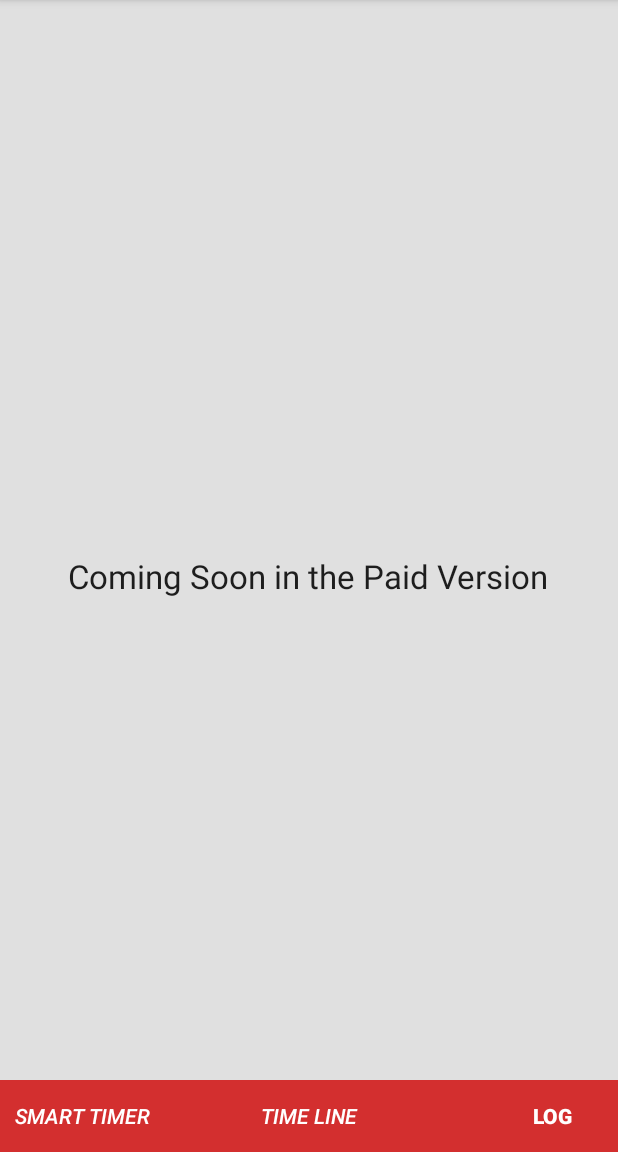
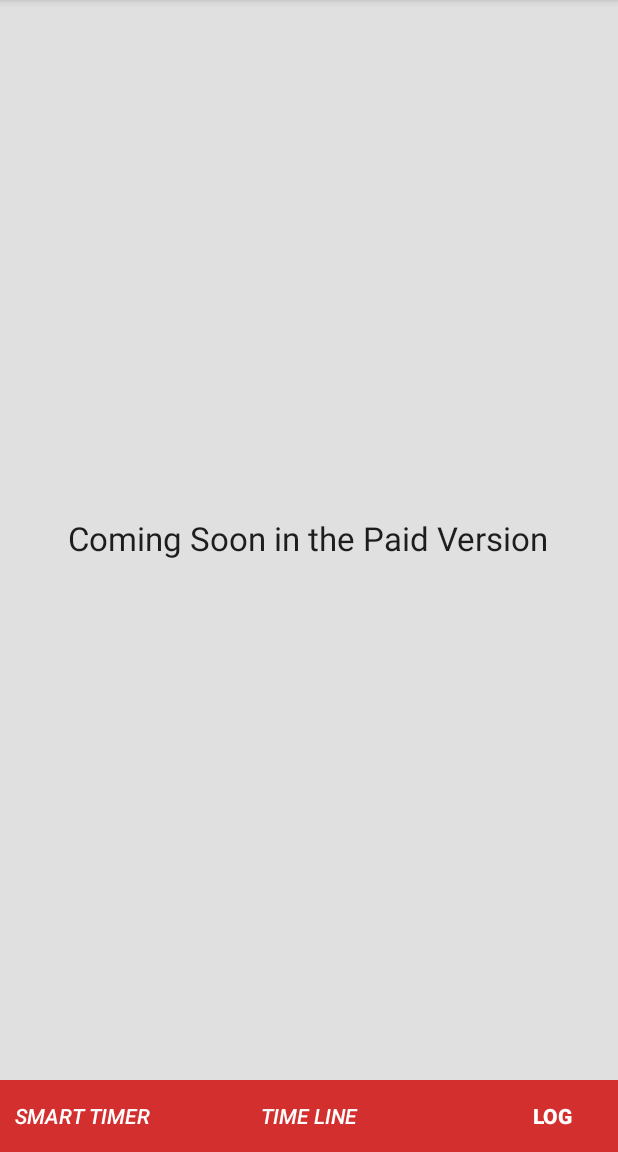
Before and after one commit to soulroyale/Bbq2016Ap, an Android app: the screen it shows after launch (v1_bbq_buddy), after a tap on "LOG", on a phone screen of 412 x 824 dp, the part 84-1236 px from its top. Run offline under Robolectric (Android 15) with nearby library versions, the phone set to English and light mode, and no system bars; our stand-ins replace AdMob; 2 statements that could not run were skipped.

Commit message:
- Add padding to free version to fix ads getting in the way

```diff
--- a/mobile/src/main/AndroidManifest.xml
+++ b/mobile/src/main/AndroidManifest.xml
@@ -15,6 +15,7 @@
         <meta-data
             android:name="com.google.android.gms.version"
             android:value="@integer/google_play_services_version" />
+
         <activity
             android:name=".v1_bbq_buddy"
             android:label="BBQ Buddy"
@@ -22,22 +23,23 @@
             android:theme="@style/AppTheme.NoActionBar">
             <intent-filter>
                 <action android:name="android.intent.action.MAIN" />
+
                 <category android:name="android.intent.category.LAUNCHER" />
-        </intent-filter>
+            </intent-filter>
         </activity>
-
         <activity android:name=".About" />
         <activity android:name="com.google.android.gms.ads.AdActivity" />
         <activity android:name=".SmartTimer_TimeLine_Add" />
         <activity
             android:name=".SmartTimer_TimeLine_Builder"
             android:label="Time Line Builder"
-            android:parentActivityName="com.jalee.bbqbuddy.v1_bbq_buddy"
+            android:parentActivityName=".v1_bbq_buddy"
             android:theme="@style/AppTheme.NoActionBar">
             <meta-data
                 android:name="android.support.PARENT_ACTIVITY"
                 android:value="com.jalee.bbqbuddy.v1_bbq_buddy" />
         </activity>
+
         <service android:name=".SmartTimer_Service" />
 
         <activity
@@ -50,4 +52,5 @@
                 android:value="com.jalee.bbqbuddy.v1_bbq_buddy" />
         </activity>
     </application>
+
 </manifest>
--- a/mobile/src/main/java/com/jalee/bbqbuddy/v1_bbq_buddy.java
+++ b/mobile/src/main/java/com/jalee/bbqbuddy/v1_bbq_buddy.java
@@ -12,6 +12,7 @@ import android.support.v4.app.FragmentManager;
 import android.support.v4.app.FragmentPagerAdapter;
 import android.support.v4.view.ViewPager;
 import android.support.v7.app.AlertDialog;
+import android.text.Layout;
 import android.util.Log;
 import android.view.View;
 import android.support.design.widget.NavigationView;
@@ -63,8 +64,19 @@ public class v1_bbq_buddy extends AppCompatActivity
         startService(startIntent);
         Log.i("info", "post start service");
 
+
+
         if(Constants.type == Constants.Type.FREE) {
 
+            //set padding of content view to allow for ad
+            //padding in dp
+            int padding_in_dp = 95;
+            //convert to px
+            final float scale = getResources().getDisplayMetrics().density;
+            int padding_in_px = (int) (padding_in_dp * scale + 0.5f);
+            View content = findViewById(R.id.v1_content);
+            //set padding
+            content.setPadding(0,0,0,padding_in_px);
 
             AdView adView = (AdView) findViewById(R.id.adViewTimer);
             AdRequest adRequest = new AdRequest.Builder()
--- a/mobile/src/main/res/layout/app_bar_v1_bbq_buddy.xml
+++ b/mobile/src/main/res/layout/app_bar_v1_bbq_buddy.xml
@@ -22,12 +22,7 @@
 
     </android.support.design.widget.AppBarLayout>
 
-    <android.support.v4.view.ViewPager
-        android:id="@+id/v1_container"
-        android:layout_width="match_parent"
-        android:layout_height="match_parent"
-        app:layout_behavior="@string/appbar_scrolling_view_behavior"
-        android:layout_alignParentEnd="true" />
+    <include layout="@layout/content_v1_bbq_buddy" />
 
     <com.google.android.gms.ads.AdView
         android:layout_width="wrap_content"
--- /dev/null
+++ b/mobile/src/main/res/layout/content_v1_bbq_buddy.xml
@@ -0,0 +1,21 @@
+<?xml version="1.0" encoding="utf-8"?>
+<RelativeLayout xmlns:android="http://schemas.android.com/apk/res/android"
+    xmlns:app="http://schemas.android.com/apk/res-auto"
+    xmlns:tools="http://schemas.android.com/tools"
+    android:layout_width="match_parent"
+    android:layout_height="match_parent"
+    android:paddingBottom="50dp"
+    android:id="@+id/v1_content"
+    app:layout_behavior="@string/appbar_scrolling_view_behavior"
+    tools:context="com.jalee.bbqbuddy.v1_bbq_buddy"
+    tools:showIn="@layout/app_bar_v1_bbq_buddy"
+    android:background="#e0e0e0">
+
+    <android.support.v4.view.ViewPager
+        android:id="@+id/v1_container"
+        android:layout_width="match_parent"
+        android:layout_height="match_parent"
+        app:layout_behavior="@string/appbar_scrolling_view_behavior"
+        android:layout_alignParentEnd="true" />
+
+</RelativeLayout>
--- a/mobile/src/main/res/layout/fragmant_smart_timer_card_view.xml
+++ b/mobile/src/main/res/layout/fragmant_smart_timer_card_view.xml
@@ -4,8 +4,8 @@
     android:layout_height="wrap_content"
     xmlns:ads="http://schemas.android.com/tools"
     android:id="@+id/cv"
-    android:layout_marginBottom="1dp"
-    android:layout_marginTop="5dp"
+    android:layout_marginBottom="3dp"
+    android:layout_marginTop="3dp"
     android:layout_marginLeft="5dp"
     android:layout_marginRight="5dp"
     xmlns:android="http://schemas.android.com/apk/res/android">
--- a/mobile/src/main/res/values/strings.xml
+++ b/mobile/src/main/res/values/strings.xml
@@ -87,4 +87,5 @@
     </string-array>
     <string name="title_activity_smart_timer__settings">SmartTimer Settings</string>
     <string name="title_activity_v1_bbq_buddy">v1_bbq_buddy</string>
+    <string name="title_activity_deleteme">deleteme</string>
 </resources>
```
